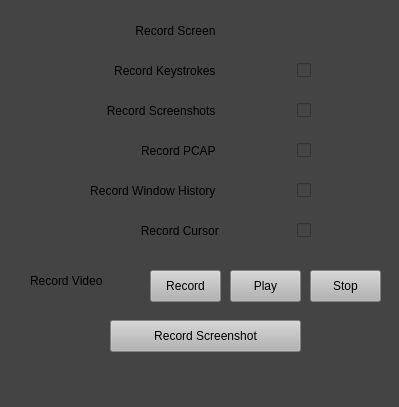
First picture: the form in src/ui/AvertMini/floating.ui, repository komodo6/AVERT, before the edit.
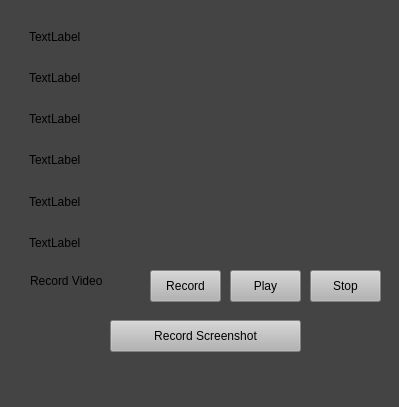
Second picture: the form after the edit.

```diff
--- a/src/ui/AvertMini/floating.ui
+++ b/src/ui/AvertMini/floating.ui
@@ -31,87 +31,6 @@
         <property name="styleSheet">
             <string notr="true">background-color: rgb(68, 68, 68);</string>
         </property>
-        <widget class="QCheckBox" name="checkBox">
-            <property name="geometry">
-                <rect>
-                    <x>70</x>
-                    <y>10</y>
-                    <width>241</width>
-                    <height>41</height>
-                </rect>
-            </property>
-            <property name="styleSheet">
-                <string notr="true">background-color: rgba(255, 255, 255, 0);</string>
-            </property>
-            <property name="text">
-                <string>Record Screen                       </string>
-            </property>
-        </widget>
-        <widget class="QCheckBox" name="checkBox_2">
-            <property name="geometry">
-                <rect>
-                    <x>70</x>
-                    <y>50</y>
-                    <width>241</width>
-                    <height>41</height>
-                </rect>
-            </property>
-            <property name="text">
-                <string>Record Keystrokes                       </string>
-            </property>
-        </widget>
-        <widget class="QCheckBox" name="checkBox_3">
-            <property name="geometry">
-                <rect>
-                    <x>70</x>
-                    <y>90</y>
-                    <width>241</width>
-                    <height>41</height>
-                </rect>
-            </property>
-            <property name="text">
-                <string>Record Screenshots                       </string>
-            </property>
-        </widget>
-        <widget class="QCheckBox" name="checkBox_4">
-            <property name="geometry">
-                <rect>
-                    <x>70</x>
-                    <y>130</y>
-                    <width>241</width>
-                    <height>41</height>
-                </rect>
-            </property>
-            <property name="text">
-                <string>Record PCAP                       </string>
-            </property>
-        </widget>
-        <widget class="QCheckBox" name="checkBox_5">
-            <property name="geometry">
-                <rect>
-                    <x>60</x>
-                    <y>170</y>
-                    <width>251</width>
-                    <height>41</height>
-                </rect>
-            </property>
-            <property name="text">
-                <string>Record Window History                       </string>
-            </property>
-        </widget>
-        <widget class="QCheckBox" name="checkBox_6">
-            <property name="geometry">
-                <rect>
-                    <x>70</x>
-                    <y>210</y>
-                    <width>241</width>
-                    <height>41</height>
-                </rect>
-            </property>
-            <property name="text">
-                <string>Record Cursor                      </string>
-            </property>
-        </widget>
         <widget class="QLabel" name="label">
             <property name="geometry">
                 <rect>
@@ -189,7 +108,61 @@
                 <string>Record Screenshot</string>
             </property>
         </widget>
-    </widget>
-    <resources />
-    <connections />
+  <widget class="QWidget" name="gridLayoutWidget">
+   <property name="geometry">
+    <rect>
+     <x>29</x>
+     <y>19</y>
+     <width>351</width>
+     <height>241</height>
+    </rect>
+   </property>
+   <layout class="QGridLayout" name="gridLayout">
+    <item row="0" column="0">
+     <widget class="QLabel" name="label_2">
+      <property name="text">
+       <string>TextLabel</string>
+      </property>
+     </widget>
+    </item>
+    <item row="2" column="0">
+     <widget class="QLabel" name="label_4">
+      <property name="text">
+       <string>TextLabel</string>
+      </property>
+     </widget>
+    </item>
+    <item row="1" column="0">
+     <widget class="QLabel" name="label_3">
+      <property name="text">
+       <string>TextLabel</string>
+      </property>
+     </widget>
+    </item>
+    <item row="4" column="0">
+     <widget class="QLabel" name="label_5">
+      <property name="text">
+       <string>TextLabel</string>
+      </property>
+     </widget>
+    </item>
+    <item row="3" column="0">
+     <widget class="QLabel" name="label_6">
+      <property name="text">
+       <string>TextLabel</string>
+      </property>
+     </widget>
+    </item>
+    <item row="5" column="0">
+     <widget class="QLabel" name="label_7">
+      <property name="text">
+       <string>TextLabel</string>
+      </property>
+     </widget>
+    </item>
+   </layout>
+  </widget>
+ </widget>
+ <resources/>
+ <connections/>
 </ui>
```
Left out of the diff: 2 changed lines with no effect on the pictures. Lines whose indentation alone changed are shown as unchanged.
